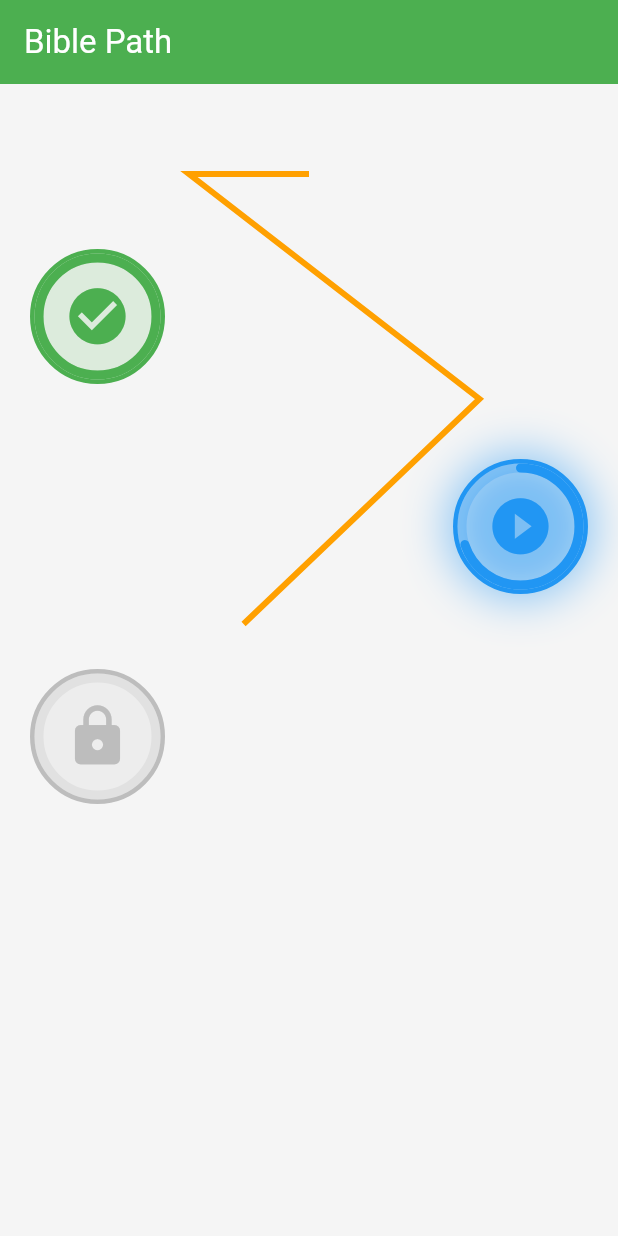
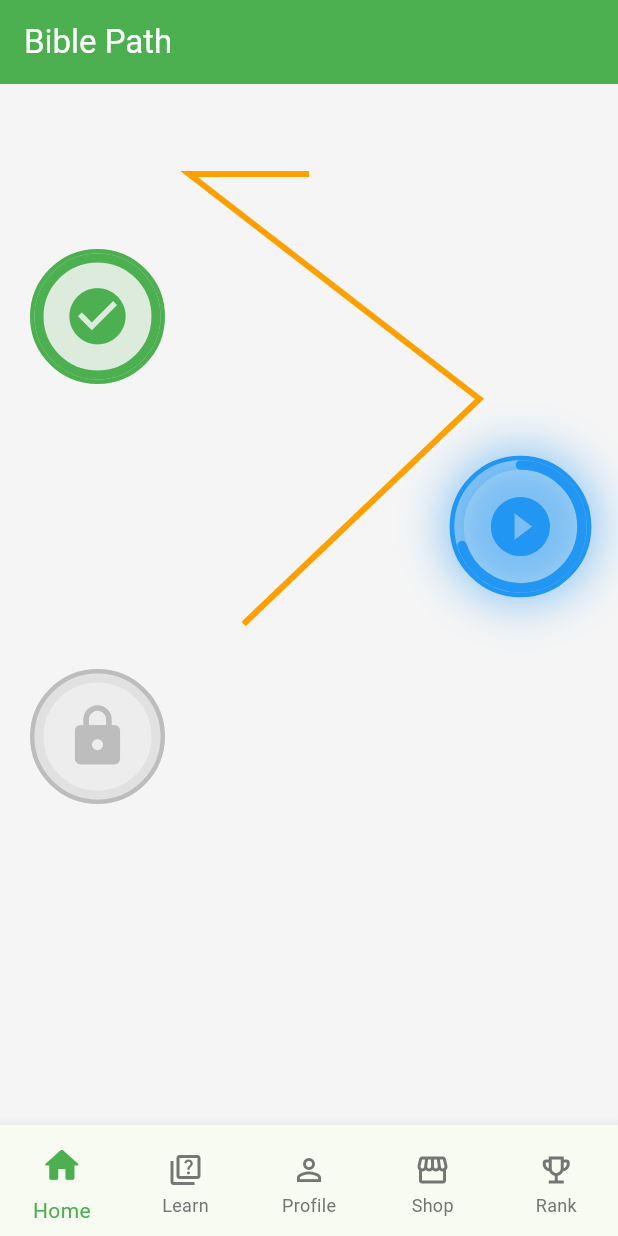
Before and after one commit to 3madhani/biblingo, a Flutter app: the screen it shows after launch, on a phone screen of 412 x 824 dp. Run offline on Flutter 3.47's test engine with Material 3 defaults, Android fonts, the phone set to English and light mode, and no system bars; our stand-ins replace flutter_bloc.

Commit message:
Implement animated bottom navigation and add profile and quizzes pages

```diff
--- a/lib/features/bible_path/presentation/widgets/chapter_node_widget.dart
+++ b/lib/features/bible_path/presentation/widgets/chapter_node_widget.dart
@@ -1,5 +1,7 @@
 import 'dart:math' as math;
+
 import 'package:flutter/material.dart';
+
 import '../../../../core/constants/app_colors.dart';
 import '../../domain/entities/chapter_entity.dart';
 
@@ -23,63 +25,6 @@ class _ChapterNodeWidgetState extends State<ChapterNodeWidget>
   late Animation<double> _scale;
   late AnimationController _shake;
   double shakeValue = 0;
-
-  @override
-  void initState() {
-    super.initState();
-    _bounce = AnimationController(
-      vsync: this,
-      duration: const Duration(milliseconds: 1000),
-      lowerBound: 0.92,
-      upperBound: 1.05,
-    )..repeat(reverse: true);
-    _scale = CurvedAnimation(parent: _bounce, curve: Curves.easeInOut);
-
-    if (widget.entity.status != ChapterStatus.current) {
-      _bounce.stop();
-    }
-    _shake =
-        AnimationController(
-            vsync: this,
-            duration: const Duration(milliseconds: 350),
-          )
-          ..addListener(() {
-            setState(() {
-              shakeValue = math.sin(_shake.value * math.pi * 6) * 6;
-            });
-          })
-          ..addStatusListener((s) {
-            if (s == AnimationStatus.completed) _shake.reset();
-          });
-  }
-
-  @override
-  void didUpdateWidget(covariant ChapterNodeWidget oldWidget) {
-    super.didUpdateWidget(oldWidget);
-    if (widget.entity.status == ChapterStatus.current) {
-      if (!_bounce.isAnimating) _bounce.repeat(reverse: true);
-    } else {
-      _bounce.stop();
-    }
-  }
-
-  void _handleTap() {
-    if (widget.entity.status == ChapterStatus.locked) {
-      _shake.forward();
-      return;
-    }
-    if (widget.entity.status == ChapterStatus.current &&
-        widget.entity.progress >= 1.0) {
-      widget.onCompleted();
-    }
-  }
-
-  @override
-  void dispose() {
-    _bounce.dispose();
-    _shake.dispose();
-    super.dispose();
-  }
 
   @override
   Widget build(BuildContext context) {
@@ -106,7 +51,7 @@ class _ChapterNodeWidgetState extends State<ChapterNodeWidget>
         offset: Offset(shakeValue, 0),
         child: ScaleTransition(
           scale: widget.entity.status == ChapterStatus.current
-              ? _scale
+              ? _scale.drive(Tween(begin: 0.95, end: 1.05))
               : const AlwaysStoppedAnimation(1.0),
           child: Container(
             width: 90,
@@ -141,6 +86,63 @@ class _ChapterNodeWidgetState extends State<ChapterNodeWidget>
         ),
       ),
     );
+  }
+
+  @override
+  void didUpdateWidget(covariant ChapterNodeWidget oldWidget) {
+    super.didUpdateWidget(oldWidget);
+    if (widget.entity.status == ChapterStatus.current) {
+      if (!_bounce.isAnimating) _bounce.repeat(reverse: true);
+    } else {
+      _bounce.stop();
+    }
+  }
+
+  @override
+  void dispose() {
+    _bounce.dispose();
+    _shake.dispose();
+    super.dispose();
+  }
+
+  @override
+  void initState() {
+    super.initState();
+    _bounce = AnimationController(
+      vsync: this,
+      duration: const Duration(milliseconds: 1000),
+      lowerBound: 0.92,
+      upperBound: 1.05,
+    )..repeat(reverse: true);
+    _scale = CurvedAnimation(parent: _bounce, curve: Curves.easeInOut);
+
+    if (widget.entity.status != ChapterStatus.current) {
+      _bounce.stop();
+    }
+    _shake =
+        AnimationController(
+            vsync: this,
+            duration: const Duration(milliseconds: 350),
+          )
+          ..addListener(() {
+            setState(() {
+              shakeValue = math.sin(_shake.value * math.pi * 6) * 6;
+            });
+          })
+          ..addStatusListener((s) {
+            if (s == AnimationStatus.completed) _shake.reset();
+          });
+  }
+
+  void _handleTap() {
+    if (widget.entity.status == ChapterStatus.locked) {
+      _shake.forward();
+      return;
+    }
+    if (widget.entity.status == ChapterStatus.current &&
+        widget.entity.progress >= 1.0) {
+      widget.onCompleted();
+    }
   }
 }
 
--- /dev/null
+++ b/lib/features/profile/presentation/pages/profile_page.dart
@@ -0,0 +1,10 @@
+import 'package:flutter/material.dart';
+
+class ProfilePage extends StatelessWidget {
+  const ProfilePage({super.key});
+
+  @override
+  Widget build(BuildContext context) {
+    return Scaffold();
+  }
+}
--- /dev/null
+++ b/lib/features/quiz/presentation/widgets/quizzes_page.dart
@@ -0,0 +1,10 @@
+import 'package:flutter/material.dart';
+
+class QuizzesPage extends StatelessWidget {
+  const QuizzesPage({super.key});
+
+  @override
+  Widget build(BuildContext context) {
+    return Scaffold();
+  }
+}
--- a/lib/main.dart
+++ b/lib/main.dart
@@ -1,32 +1,149 @@
 import 'package:flutter/material.dart';
 import 'package:flutter_bloc/flutter_bloc.dart';
 
+// COLORS PALETTE
+import 'core/constants/app_colors.dart';
+// BIBLE PATH FEATURE
 import 'features/bible_path/data/repositories/chapter_repo_impl.dart';
 import 'features/bible_path/domain/usecases/get_chapters_usecase.dart';
 import 'features/bible_path/presentation/manager/chapter_cubit/chapter_cubit.dart';
 import 'features/bible_path/presentation/pages/bible_path_page.dart';
+import 'features/profile/presentation/pages/profile_page.dart';
+// OTHER PAGES (create empty widgets for now)
+import 'features/quiz/presentation/widgets/quizzes_page.dart';
 
 void main() {
-  runApp(const MainApp());
+  runApp(const MyApp());
 }
 
-class MainApp extends StatelessWidget {
-  const MainApp({super.key});
+/// === Duolingo-style Bottom Nav with Ripple & Scale Animation === ///
+class AnimatedBottomNavBar extends StatelessWidget {
+  final int current;
+  final Function(int) onTap;
+
+  const AnimatedBottomNavBar({
+    super.key,
+    required this.current,
+    required this.onTap,
+  });
+
+  @override
+  Widget build(BuildContext context) {
+    return BottomNavigationBar(
+      currentIndex: current,
+      showSelectedLabels: true,
+      showUnselectedLabels: true,
+      onTap: onTap,
+      type: BottomNavigationBarType.fixed,
+      selectedItemColor: AppColors.primary,
+      unselectedItemColor: AppColors.textSecondary,
+      items: [
+        _buildItem(Icons.home_outlined, Icons.home_rounded, 'Home', 0),
+        _buildItem(Icons.quiz_outlined, Icons.quiz, 'Learn', 1),
+        _buildItem(Icons.person_outline, Icons.person, 'Profile', 2),
+        _buildItem(Icons.storefront_outlined, Icons.storefront, 'Shop', 3),
+        _buildItem(Icons.emoji_events_outlined, Icons.emoji_events, 'Rank', 4),
+      ],
+    );
+  }
+
+  BottomNavigationBarItem _buildItem(
+    IconData icon,
+    IconData active,
+    String label,
+    int index,
+  ) {
+    final bool isSelected = index == current;
+
+    return BottomNavigationBarItem(
+      label: label,
+      icon: TweenAnimationBuilder(
+        tween: Tween<double>(
+          begin: isSelected ? 0.0 : 1.0,
+          end: isSelected ? 1.0 : 0.0,
+        ),
+        duration: const Duration(milliseconds: 400),
+        builder: (_, double value, child) {
+          final v = value.clamp(0.0, 1.0);
+          return Stack(
+            alignment: Alignment.center,
+            children: [
+              // Ripple circle background
+              Container(
+                width: 40 * v,
+                height: 40 * v,
+                decoration: BoxDecoration(
+                  shape: BoxShape.circle,
+                  color: AppColors.primary.withOpacity(0.15 * (1 - value)),
+                ),
+              ),
+              // Icon with scale
+              AnimatedScale(
+                scale: isSelected ? 1.2 : 1.0,
+                duration: const Duration(milliseconds: 250),
+                child: Padding(
+                  padding: EdgeInsets.only(top: isSelected ? 0 : 6),
+                  child: Icon(isSelected ? active : icon),
+                ),
+              ),
+            ],
+          );
+        },
+      ),
+    );
+  }
+}
+
+class MyApp extends StatelessWidget {
+  const MyApp({super.key});
 
   @override
   Widget build(BuildContext context) {
     return MaterialApp(
-      title: 'Holy Path',
       debugShowCheckedModeBanner: false,
       theme: ThemeData(
-        primarySwatch: Colors.blue,
-        visualDensity: VisualDensity.adaptivePlatformDensity,
+        scaffoldBackgroundColor: AppColors.background,
+        colorSchemeSeed: AppColors.primary,
+        useMaterial3: true,
       ),
+      home: const RootNav(),
+    );
+  }
+}
 
-      home: BlocProvider(
-        create: (_) => ChapterCubit(GetChaptersUseCase(ChapterRepoImpl())),
-        child: BiblePathPage(),
+class RootNav extends StatefulWidget {
+  const RootNav({super.key});
+  @override
+  State<RootNav> createState() => _RootNavState();
+}
+
+class _RootNavState extends State<RootNav> {
+  int _currentIndex = 0;
+
+  late final List<Widget> _screens;
+
+  @override
+  Widget build(BuildContext context) {
+    return Scaffold(
+      body: IndexedStack(index: _currentIndex, children: _screens),
+      bottomNavigationBar: AnimatedBottomNavBar(
+        current: _currentIndex,
+        onTap: (i) => setState(() => _currentIndex = i),
       ),
     );
   }
+
+  @override
+  void initState() {
+    super.initState();
+    _screens = [
+      BlocProvider(
+        create: (_) =>
+            ChapterCubit(GetChaptersUseCase(ChapterRepoImpl()))..load(),
+        child: const BiblePathPage(),
+      ),
+      const QuizzesPage(),
+      const ProfilePage(),
+    ];
+  }
 }
```
